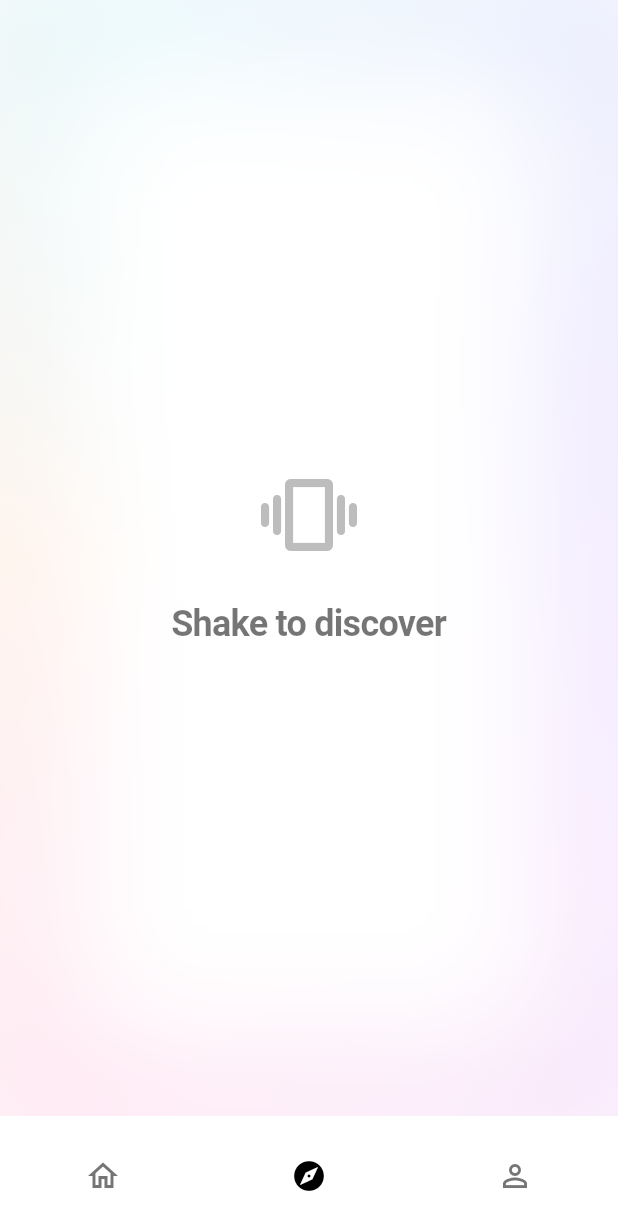
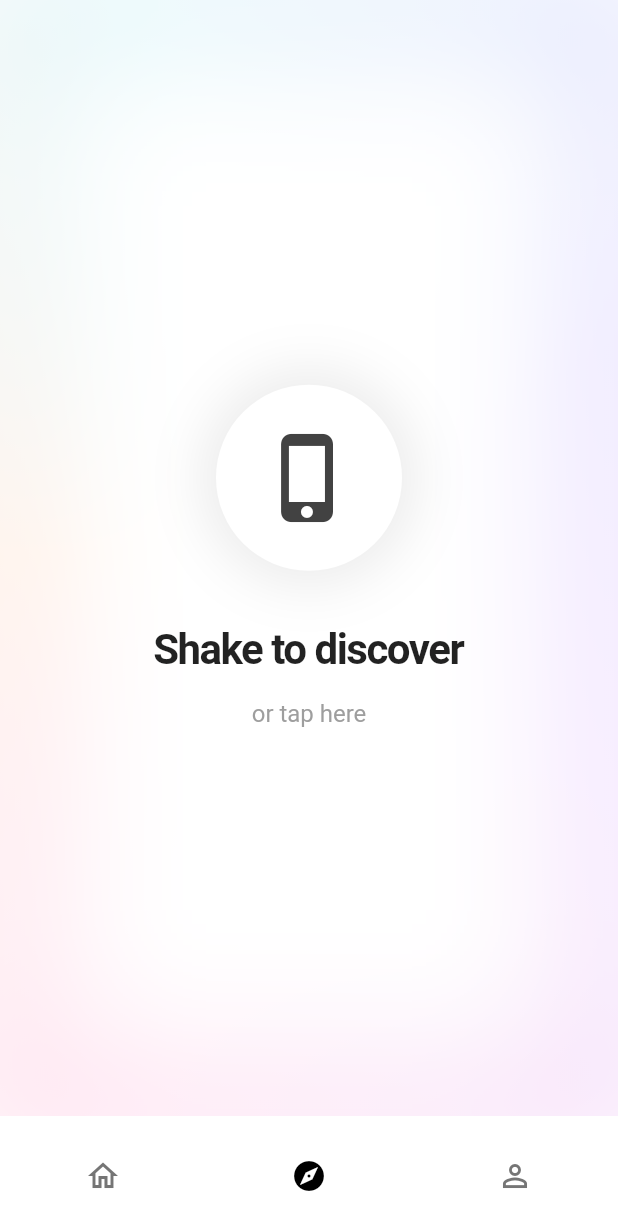
Before and after one commit to jaanque/appdecinejan, a Flutter app: the screen it shows after launch, item 2 of the bottom bar chosen, on a phone screen of 412 x 824 dp. Shown: the top 1230 px of the screen. Run offline on Flutter 3.47's test engine with Material 3 defaults, Android fonts, the phone set to English and light mode, and no system bars; our stand-ins replace flutter_dotenv, palette_generator, shared_preferences, supabase_flutter; missing offline and left inert: shake; accounts and stored records are empty.

Commit message:
Improve Explore Screen UX and AI recommendations
- Update `MovieService` to fetch the last 5 user-saved movies regardless of collection status.
- Update `AIService` prompt to exclude already saved movies from recommendations.
- Enhance `ExploreScreen` with an animated shake icon, a tap fallback for accessibility, and clearer UI feedback.

```diff
--- a/lib/screens/explore_screen.dart
+++ b/lib/screens/explore_screen.dart
@@ -16,9 +16,10 @@ class ExploreScreen extends StatefulWidget {
 }
 
 class _ExploreScreenState extends State<ExploreScreen>
-    with SingleTickerProviderStateMixin {
+    with TickerProviderStateMixin {
   // Usamos late para asegurar que se inicialicen en initState
   late AnimationController _controller;
+  late AnimationController _iconShakeController;
   ShakeDetector? _shakeDetector;
 
   final MovieService _movieService = MovieService();
@@ -40,6 +41,11 @@ class _ExploreScreenState extends State<ExploreScreen>
       vsync: this,
       duration: const Duration(seconds: 10),
     )..repeat();
+
+    _iconShakeController = AnimationController(
+      vsync: this,
+      duration: const Duration(milliseconds: 2000),
+    )..repeat(reverse: false);
   }
 
   void _initShakeDetector() {
@@ -67,7 +73,7 @@ class _ExploreScreenState extends State<ExploreScreen>
 
     try {
       // 1. Obtener películas recientes
-      final movies = await _movieService.getMovies();
+      final movies = await _movieService.getLastSavedMovies(5);
 
       // 2. Obtener recomendación de IA
       final recommendedTitle = await _aiService.getRecommendation(movies);
@@ -83,11 +89,21 @@ class _ExploreScreenState extends State<ExploreScreen>
           });
         }
       } else {
-        if (mounted) setState(() => _isSearching = false);
+        if (mounted) {
+          setState(() => _isSearching = false);
+          ScaffoldMessenger.of(context).showSnackBar(
+            const SnackBar(content: Text("Could not generate a recommendation at this time.")),
+          );
+        }
       }
     } catch (e) {
       debugPrint("Error discovering movie: $e");
-      if (mounted) setState(() => _isSearching = false);
+      if (mounted) {
+        setState(() => _isSearching = false);
+        ScaffoldMessenger.of(context).showSnackBar(
+          const SnackBar(content: Text("Error discovering movie. Please try again.")),
+        );
+      }
     }
   }
 
@@ -123,6 +139,7 @@ class _ExploreScreenState extends State<ExploreScreen>
   @override
   void dispose() {
     _controller.dispose();
+    _iconShakeController.dispose();
     _shakeDetector?.stopListening();
     super.dispose();
   }
@@ -163,26 +180,83 @@ class _ExploreScreenState extends State<ExploreScreen>
   }
 
   Widget _buildShakePrompt() {
-    return Column(
+    return GestureDetector(
+      onTap: _isSearching ? null : _handleShake,
+      behavior: HitTestBehavior.opaque,
+      child: Column(
         key: const ValueKey('prompt'),
         mainAxisAlignment: MainAxisAlignment.center,
         children: [
-        if (_isSearching)
-          const CircularProgressIndicator(color: Colors.black54)
-        else ...[
-          Icon(Icons.vibration_rounded, size: 64, color: Colors.grey.shade400),
+          if (_isSearching) ...[
+            const CircularProgressIndicator(color: Colors.black54),
             const SizedBox(height: 24),
             const Text(
-            "Shake to discover",
+              "Analyzing your taste...",
               style: TextStyle(
-              fontSize: 24,
-              fontWeight: FontWeight.bold,
+                fontSize: 18,
                 color: Colors.black54,
                 letterSpacing: -0.5,
               ),
             ),
+          ] else ...[
+            // Animated Shake Icon
+            AnimatedBuilder(
+              animation: _iconShakeController,
+              builder: (context, child) {
+                // Create a shake effect: only shake during the first 20% of the cycle
+                double offset = 0;
+                final t = _iconShakeController.value;
+                if (t < 0.2) {
+                  // Shake 3 times in the first 0.2 (400ms)
+                  offset = sin(t * 5 * 2 * pi) * 0.1;
+                }
+                return Transform.rotate(
+                  angle: offset,
+                  child: child,
+                );
+              },
+              child: Container(
+                padding: const EdgeInsets.all(30),
+                decoration: BoxDecoration(
+                  shape: BoxShape.circle,
+                  color: Colors.white,
+                  boxShadow: [
+                    BoxShadow(
+                      color: Colors.grey.withOpacity(0.2),
+                      blurRadius: 30,
+                      spreadRadius: 10,
+                    )
+                  ],
+                ),
+                child: Icon(
+                  Icons.phone_iphone_rounded,
+                  size: 64,
+                  color: Colors.grey.shade800,
+                ),
+              ),
+            ),
+            const SizedBox(height: 32),
+            const Text(
+              "Shake to discover",
+              style: TextStyle(
+                fontSize: 28,
+                fontWeight: FontWeight.bold,
+                color: Colors.black87,
+                letterSpacing: -1.0,
+              ),
+            ),
+            const SizedBox(height: 12),
+            Text(
+              "or tap here",
+              style: TextStyle(
+                fontSize: 16,
+                color: Colors.grey.shade500,
+                letterSpacing: 0,
+              ),
+            ),
           ],
         ],
+      ),
     );
   }
 
--- a/lib/services/ai_service.dart
+++ b/lib/services/ai_service.dart
@@ -20,10 +20,12 @@ class AIService {
       final uri = Uri.parse('https://api.groq.com/openai/v1/chat/completions');
 
       final recentMovies = userMovies.take(5).map((m) => "${m.title} (${m.genres?.join(', ') ?? ''})").join(", ");
+      final excludeList = userMovies.map((m) => m.title).join(", ");
 
       final prompt = '''
       Based on the following movies the user likes: $recentMovies.
       Recommend ONE single movie that they would likely enjoy.
+      Do NOT recommend any of these movies: $excludeList.
       Respond ONLY with the official English title of the recommended movie.
       Do not include any punctuation, quotes, or extra text.
       ''';
```
Also changed, not shown: lib/services/movie_service.dart (+20 -0 lines). Lines whose indentation alone changed are shown as unchanged.
